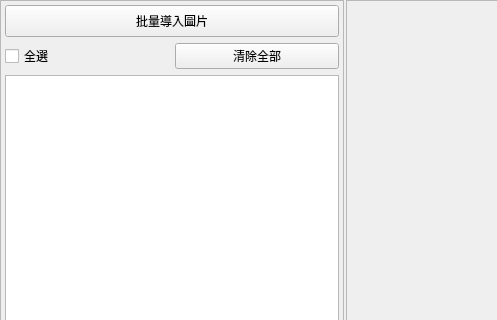
Qt form ui/components/gallery.ui (HuangNO1/stellar-neo) before a commit; both pictures show x 0 to 497 and y 0 to 320 of the 1024 by 768 pixel window.
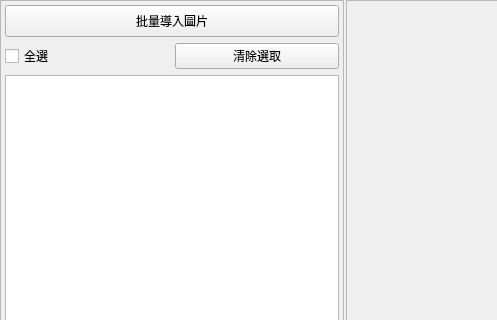
The same form after that commit. Custom widgets are drawn as their Qt base class.

Commit message: 圖片列表管理實現列表管理功能（選取、刪除）

```diff
--- a/ui/components/gallery.ui
+++ b/ui/components/gallery.ui
@@ -86,9 +86,10 @@
           </widget>
          </item>
          <item>
-          <widget class="PushButton" name="pushButton">
+          <!-- 關鍵修改：更新 objectName 和 text -->
+          <widget class="PushButton" name="clear_selected_button">
            <property name="text">
-            <string>清除全部</string>
+            <string>清除選取</string>
            </property>
           </widget>
          </item>
```
Left out of the diff: 2 changed lines with no effect on the pictures. The commit also changes 6 other files.
